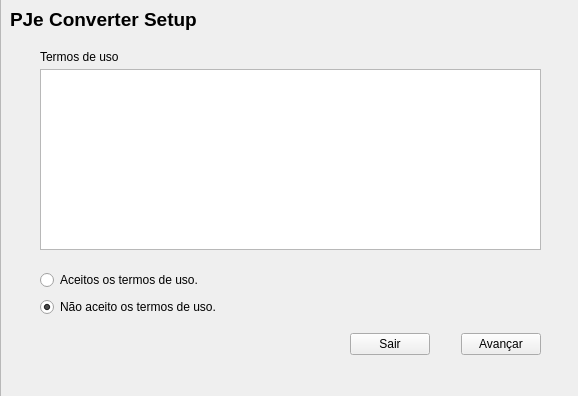
Before: the Qt Designer form qt_designer/interface_setup_app/main_window.ui in hadtrindade/conversor-e-divisor, drawn with Qt 5.
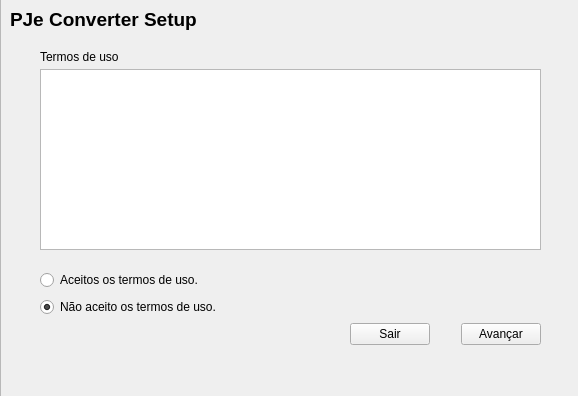
After: the same form once the commit is applied. Icons and pictures are not drawn.

```diff
--- a/qt_designer/interface_setup_app/main_window.ui
+++ b/qt_designer/interface_setup_app/main_window.ui
@@ -57,7 +57,7 @@
      <property name="geometry">
       <rect>
        <x>350</x>
-       <y>310</y>
+       <y>300</y>
        <width>191</width>
        <height>71</height>
       </rect>
```
Left out of the diff: 4 changed lines with no effect on the pictures.
